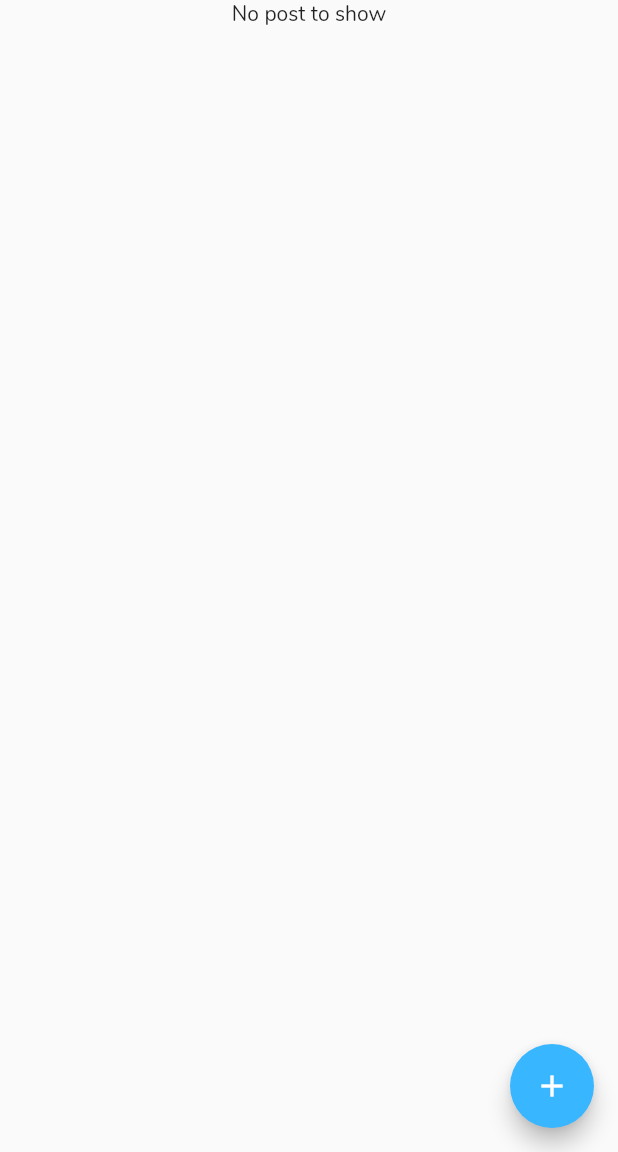
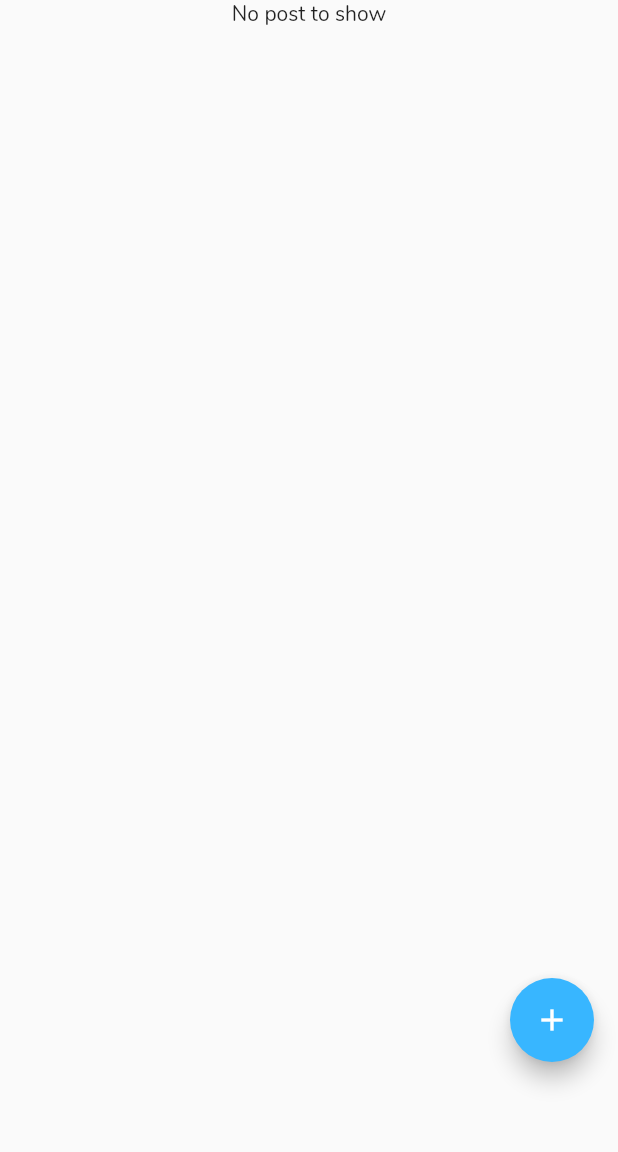
Before and after one commit to himanshusharma89/Flutter-Blog-App, a Flutter app: the HomePage screen opened directly, on a phone screen of 412 x 824 dp, the part 84-1236 px from its top. Run offline on Flutter 3.47's test engine with Material 2 defaults, Android fonts, the phone set to English and light mode, and no system bars; our stand-ins replace cached_network_image, firebase_core, firebase_database, google_mobile_ads, shared_preferences, smooth_page_indicator and 2 more; accounts and stored records are empty; network calls fail.

Commit message:
Ads Integrated

```diff
--- /dev/null
+++ b/lib/helpers/ad_helper.dart
@@ -0,0 +1,34 @@
+import 'dart:io';
+
+class AdHelper {
+
+  static String get bannerAdUnitId {
+    if (Platform.isAndroid) {
+      return 'ca-app-pub-1408860275796619/4926645939';
+    } else if (Platform.isIOS) {
+      return '<YOUR_ANDROID_BANNER_AD_UNIT_ID>';
+    } else {
+      throw new UnsupportedError('Unsupported platform');
+    }
+  }
+
+  static String get interstitialAdUnitId {
+    if (Platform.isAndroid) {
+      return '<YOUR_ANDROID_INTERSTITIAL_AD_UNIT_ID>';
+    } else if (Platform.isIOS) {
+      return '<YOUR_ANDROID_INTERSTITIAL_AD_UNIT_ID>';
+    } else {
+      throw new UnsupportedError('Unsupported platform');
+    }
+  }
+
+  static String get rewardedAdUnitId {
+    if (Platform.isAndroid) {
+      return '<YOUR_ANDROID_INTERSTITIAL_AD_UNIT_ID>';
+    } else if (Platform.isIOS) {
+      return '<YOUR_ANDROID_INTERSTITIAL_AD_UNIT_ID>';
+    } else {
+      throw new UnsupportedError('Unsupported platform');
+    }
+  }
+}
--- a/lib/main.dart
+++ b/lib/main.dart
@@ -8,6 +8,7 @@ import 'package:firebase_core/firebase_core.dart';
 import 'package:flutter/foundation.dart';
 import 'package:flutter/material.dart';
 import 'package:flutter/services.dart';
+import 'package:google_mobile_ads/google_mobile_ads.dart';
 import 'package:provider/provider.dart';
 import 'package:blog_app/providers/theme_notifier.dart';
 import 'helpers/theme.dart';
@@ -23,6 +24,7 @@ Future<void> main() async {
   WidgetsFlutterBinding.ensureInitialized();
   await Firebase.initializeApp();
   await SharedPreferencesService().init();
+  await MobileAds.instance.initialize();
   runApp(
     MultiProvider(
       providers: <ChangeNotifierProvider<ChangeNotifier>>[
--- a/lib/views/home.dart
+++ b/lib/views/home.dart
@@ -1,11 +1,14 @@
+import 'package:blog_app/helpers/ad_helper.dart';
 import 'package:blog_app/helpers/colors.dart';
 import 'package:blog_app/models/post.dart';
 import 'package:blog_app/routes/route_constants.dart';
+import 'package:firebase_database/firebase_database.dart';
 import 'package:firebase_database/ui/firebase_animated_list.dart';
 import 'package:flutter/cupertino.dart';
 import 'package:flutter/material.dart';
+import 'package:google_mobile_ads/google_mobile_ads.dart';
 import 'package:provider/provider.dart';
-import 'package:firebase_database/firebase_database.dart';
+
 import '../models/post.dart';
 import '../providers/theme_notifier.dart';
 import 'drawer.dart';
@@ -22,14 +25,43 @@ class _HomePageState extends State<HomePage> {
   final GlobalKey<ScaffoldState> _globalKey = GlobalKey<ScaffoldState>();
   bool swithValue = false;
   late Query postQuery;
+  late BannerAd _bannerAd;
+  bool _isBannerAdReady = false;
 
   @override
   void initState() {
+    super.initState();
+
     _database.reference().child(nodeName).onChildAdded.listen(_childAdded);
     _database.reference().child(nodeName).onChildRemoved.listen(_childRemoves);
     _database.reference().child(nodeName).onChildChanged.listen(_childChanged);
     postQuery = _database.reference().child('posts').orderByKey();
-    super.initState();
+
+    _bannerAd = BannerAd(
+      adUnitId: AdHelper.bannerAdUnitId,
+      request: AdRequest(),
+      size: AdSize.banner,
+      listener: AdListener(
+        onAdLoaded: (_) {
+          setState(() {
+            _isBannerAdReady = true;
+          });
+        },
+        onAdFailedToLoad: (ad, err) {
+          print('Failed to load a banner ad: ${err.message}');
+          _isBannerAdReady = false;
+          ad.dispose();
+        },
+      ),
+    );
+
+    _bannerAd.load();
+  }
+
+  @override
+  void dispose() {
+    _bannerAd.dispose();
+    super.dispose();
   }
 
   @override
@@ -57,7 +89,9 @@ class _HomePageState extends State<HomePage> {
               icon: const Icon(Icons.menu_rounded),
               onPressed: () => _globalKey.currentState!.openDrawer()),
         ),
-        body: Column(
+        body: Stack(
+          children: <Widget>[
+            Column(
               children: <Widget>[
                 Visibility(
                   visible: postsList.isEmpty,
@@ -90,7 +124,8 @@ class _HomePageState extends State<HomePage> {
                                   child: Padding(
                                     padding: const EdgeInsets.all(10),
                                     child: Column(
-                                  crossAxisAlignment: CrossAxisAlignment.start,
+                                      crossAxisAlignment:
+                                          CrossAxisAlignment.start,
                                       children: <Widget>[
                                         Row(
                                           children: <Widget>[
@@ -131,7 +166,20 @@ class _HomePageState extends State<HomePage> {
                 ),
               ],
             ),
-        floatingActionButton: FloatingActionButton(
+            if (_isBannerAdReady)
+              Align(
+                alignment: Alignment.bottomCenter,
+                child: SizedBox(
+                  width: _bannerAd.size.width.toDouble(),
+                  height: _bannerAd.size.height.toDouble(),
+                  child: AdWidget(ad: _bannerAd),
+                ),
+              ),
+          ],
+        ),
+        floatingActionButton: Padding(
+          padding: EdgeInsets.only(bottom: _bannerAd.size.height + 10),
+          child: FloatingActionButton(
             onPressed: () {
               Navigator.pushNamed(context, RouteConstant.ADD_POST);
             },
@@ -140,6 +188,8 @@ class _HomePageState extends State<HomePage> {
               Icons.add,
             ),
           ),
+        ),
+        floatingActionButtonLocation: FloatingActionButtonLocation.endDocked,
         drawer: BlogDrawer());
   }
 
--- a/pubspec.yaml
+++ b/pubspec.yaml
@@ -24,6 +24,7 @@ dependencies:
   firebase_core: ^1.1.0
   firebase_database: ^6.1.2
   flutter_spinkit: ^5.0.0
+  google_mobile_ads: ^0.12.1+1
   http: ^0.13.3
   provider: ^5.0.0
   shared_preferences: ^2.0.5
```
Also changed, not shown: 4 other files. Lines whose indentation alone changed are shown as unchanged.
